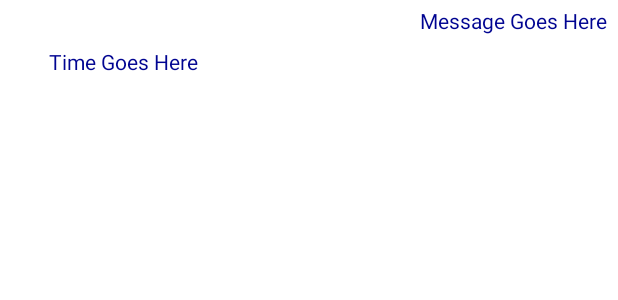
After one commit to Will-Rakita/Williams-Andriod-Labs, an Android app: the layout receive_message.xml on its own in the app's theme, with its tools: preview values and no code run, on a phone screen of 412 x 824 dp. The commit adds this screen. Shown: the top 300 px of the screen. Run offline under Robolectric (Android 15) with nearby library versions, the phone set to English and light mode, and no system bars.

Commit message:
Messages not showing up, ui done

```diff
--- a/app/src/main/AndroidManifest.xml
+++ b/app/src/main/AndroidManifest.xml
@@ -9,15 +9,15 @@
         android:label="@string/app_name"
         android:supportsRtl="true"
         android:theme="@style/Theme.WilliamsAndriodLabs">
-        <activity android:name=".SecondActivity"></activity>
-        <activity android:name=".ChatRoom"> </activity>
-        <activity android:name=".MainActivity">
+        <activity android:name=".SecondActivity" />
+        <activity android:name=".ChatRoom">
             <intent-filter>
                 <action android:name="android.intent.action.MAIN" />
 
                 <category android:name="android.intent.category.LAUNCHER" />
             </intent-filter>
         </activity>
+        <activity android:name=".MainActivity"> </activity>
     </application>
 
 </manifest>
--- /dev/null
+++ b/app/src/main/res/layout/receive_message.xml
@@ -0,0 +1,27 @@
+<?xml version="1.0" encoding="utf-8"?>
+<androidx.constraintlayout.widget.ConstraintLayout xmlns:android="http://schemas.android.com/apk/res/android"
+    xmlns:app="http://schemas.android.com/apk/res-auto"
+    xmlns:tools="http://schemas.android.com/tools"
+    android:layout_width="match_parent"
+    android:layout_height="match_parent">
+
+    <TextView
+        android:id="@+id/textView4"
+        android:layout_width="wrap_content"
+        android:layout_height="wrap_content"
+        android:layout_marginStart="280dp"
+        android:layout_marginTop="4dp"
+        android:text="Message Goes Here"
+        app:layout_constraintStart_toStartOf="parent"
+        app:layout_constraintTop_toTopOf="parent" />
+
+    <TextView
+        android:id="@+id/textView5"
+        android:layout_width="wrap_content"
+        android:layout_height="wrap_content"
+        android:layout_marginTop="8dp"
+        android:layout_marginEnd="280dp"
+        android:text="Time Goes Here"
+        app:layout_constraintEnd_toEndOf="parent"
+        app:layout_constraintTop_toBottomOf="@+id/textView4" />
+</androidx.constraintlayout.widget.ConstraintLayout>
```
Also changed, not shown: app/src/main/java/algonquin/cst2355/raki007/ChatRoom.java (+135 -2 lines), app/src/main/java/algonquin/cst2355/raki007/MyChatAdapter.java (deleted, +0 -23 lines), app/src/main/res/layout/chatlayout.xml (+7 -6 lines), app/src/main/res/layout/sent_message.xml (added, +26 -0 lines).
